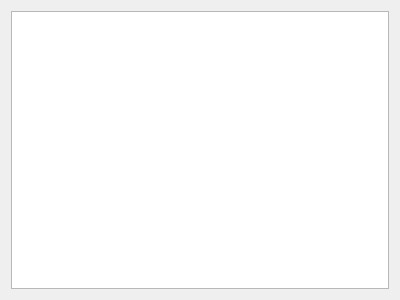
Before: the Qt Designer form src/widget/frameisotopicpatternlist.ui in zwpwjwtz/MassCalculator, drawn with Qt 5.
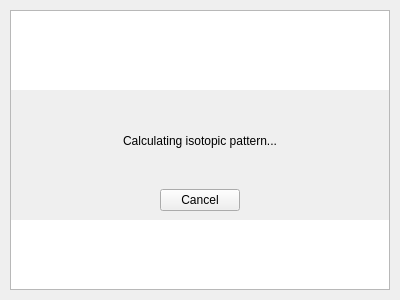
After: the same form once the commit is applied.

Commit message: Calculate isotopic patterns in a separate thread.

Diff of the .ui file:
```diff
--- a/src/widget/frameisotopicpatternlist.ui
+++ b/src/widget/frameisotopicpatternlist.ui
@@ -13,11 +13,14 @@
   <property name="windowTitle">
    <string>Frame</string>
   </property>
-  <layout class="QVBoxLayout" name="verticalLayout">
-   <item>
     <widget class="QTableView" name="tableView">
-     <property name="horizontalScrollBarPolicy">
-      <enum>Qt::ScrollBarAlwaysOff</enum>
+   <property name="geometry">
+    <rect>
+     <x>10</x>
+     <y>10</y>
+     <width>380</width>
+     <height>280</height>
+    </rect>
      </property>
      <property name="editTriggers">
       <set>QAbstractItemView::NoEditTriggers</set>
@@ -29,8 +32,68 @@
       <bool>false</bool>
      </attribute>
     </widget>
-   </item>
-  </layout>
+  <widget class="QFrame" name="frameUpdating">
+   <property name="geometry">
+    <rect>
+     <x>11</x>
+     <y>90</y>
+     <width>378</width>
+     <height>130</height>
+    </rect>
+   </property>
+   <property name="autoFillBackground">
+    <bool>true</bool>
+   </property>
+   <layout class="QVBoxLayout" name="verticalLayout" stretch="1,0">
+    <item>
+     <widget class="QLabel" name="labelUpdating">
+      <property name="text">
+       <string>Calculating isotopic pattern...</string>
+      </property>
+      <property name="alignment">
+       <set>Qt::AlignCenter</set>
+      </property>
+     </widget>
+    </item>
+    <item>
+     <layout class="QHBoxLayout" name="horizontalLayout">
+      <item>
+       <spacer name="horizontalSpacer">
+        <property name="orientation">
+         <enum>Qt::Horizontal</enum>
+        </property>
+        <property name="sizeHint" stdset="0">
+         <size>
+          <width>40</width>
+          <height>20</height>
+         </size>
+        </property>
+       </spacer>
+      </item>
+      <item>
+       <widget class="QPushButton" name="buttonCancelUpdaing">
+        <property name="text">
+         <string>Cancel</string>
+        </property>
+       </widget>
+      </item>
+      <item>
+       <spacer name="horizontalSpacer_2">
+        <property name="orientation">
+         <enum>Qt::Horizontal</enum>
+        </property>
+        <property name="sizeHint" stdset="0">
+         <size>
+          <width>40</width>
+          <height>20</height>
+         </size>
+        </property>
+       </spacer>
+      </item>
+     </layout>
+    </item>
+   </layout>
+  </widget>
  </widget>
  <resources/>
  <connections/>
```
Lines whose indentation alone changed are shown as unchanged. The commit also changes 7 other files.
